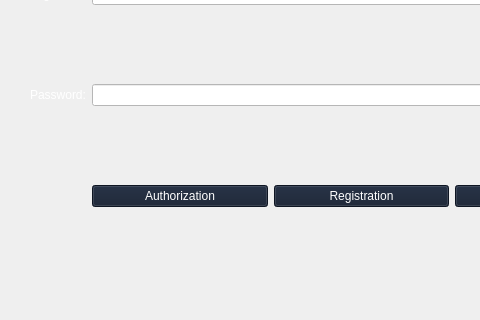
First picture: the form in client/authorization.ui, repository MikhailErm/ProjectTMP_2025, before the edit; both pictures show x 0 to 480 and y 140 to 460 of the 668 by 460 pixel window.
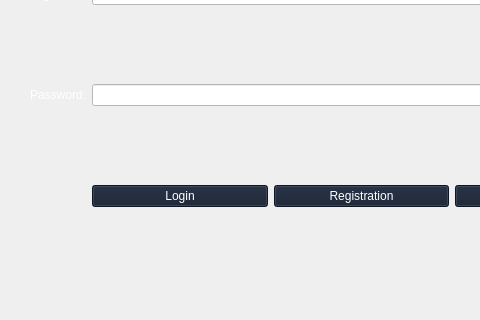
Second picture: the form after the edit.

Diff of the .ui file:
```diff
--- a/client/authorization.ui
+++ b/client/authorization.ui
@@ -44,7 +44,7 @@
 background: rgb(20, 30, 48)</string>
         </property>
         <property name="text">
-         <string>Authorization</string>
+         <string>Login</string>
         </property>
        </widget>
       </item>
```
Left out of the diff: 6 changed lines with no effect on the pictures.
